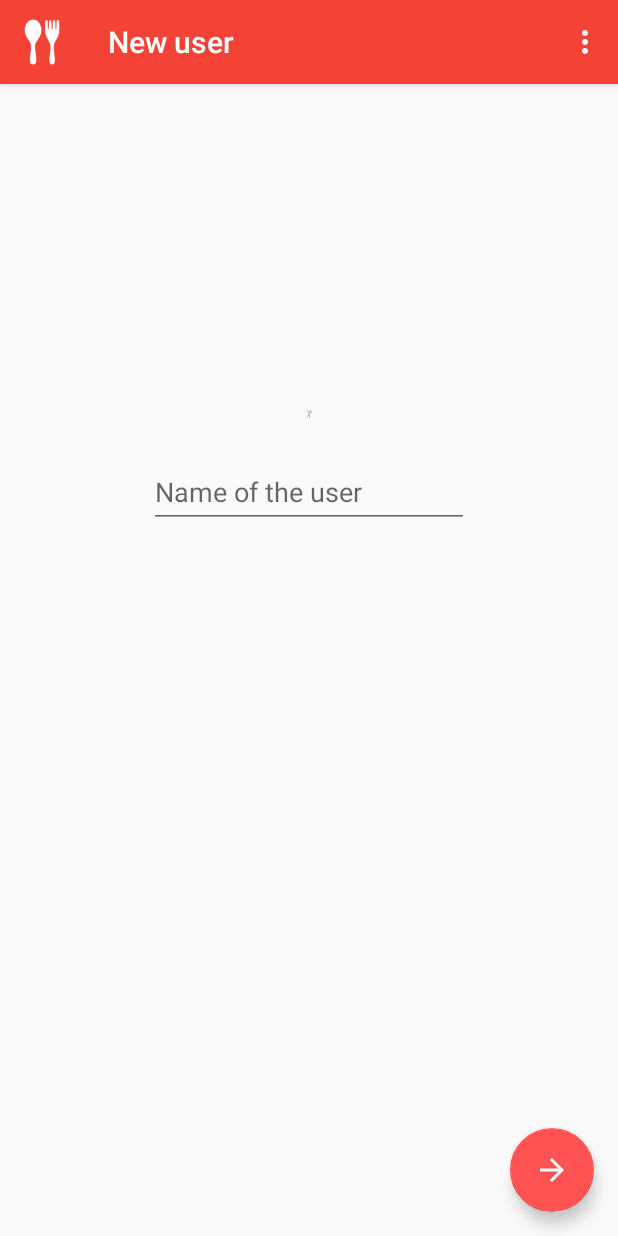
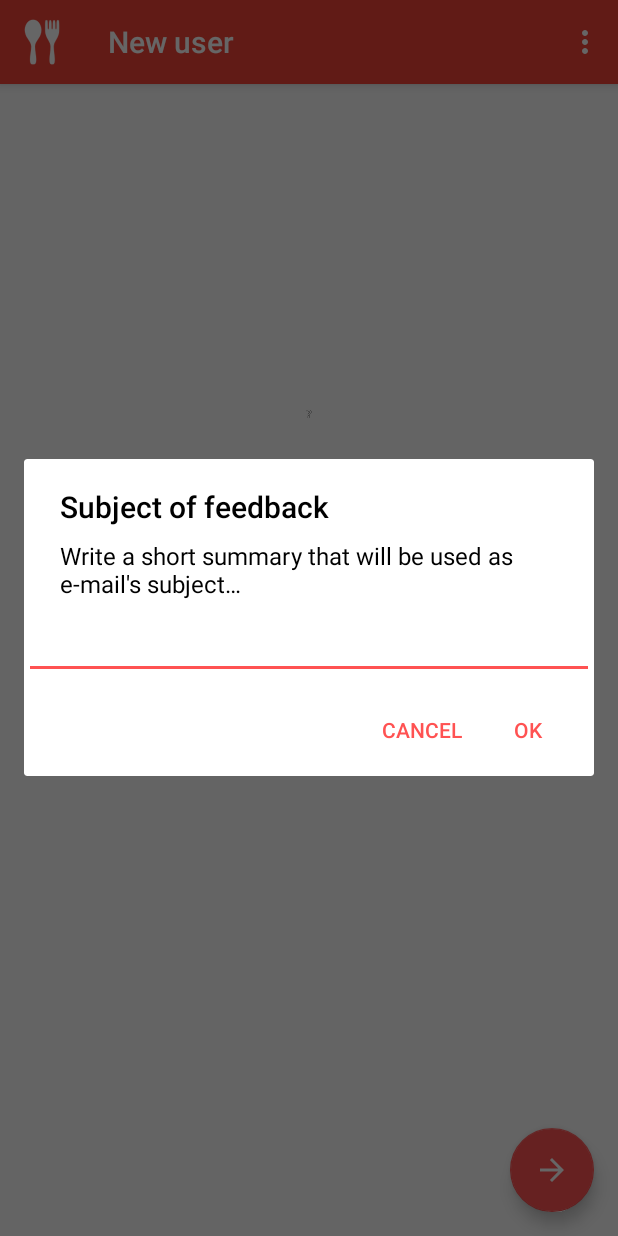
Before and after one commit to maresmar/SmartFoodMenu, an Android app: the screen it shows after launch (WelcomeActivity), in the options menu, after a tap on "Send feedback", on a phone screen of 412 x 824 dp. Run offline under Robolectric (Android 15) with nearby library versions, the phone set to English and light mode, and no system bars; our stand-ins replace CircleImageView, Timber; libraries missing offline, so code that uses them is left out: com.amulyakhare.textdrawable, com.firebase.jobdispatcher, com.mikepenz.aboutlibraries, com.mikepenz.materialdrawer; 29 statements that could not run were skipped.

Commit message:
Support for subject of feedback

```diff
--- a/app/src/main/java/cz/maresmar/sfm/app/SfmApp.java
+++ b/app/src/main/java/cz/maresmar/sfm/app/SfmApp.java
@@ -29,7 +29,10 @@ import android.net.Uri;
 import android.os.Build;
 import android.support.annotation.NonNull;
 import android.support.v4.content.FileProvider;
+import android.support.v7.app.AlertDialog;
+import android.text.InputType;
 import android.util.Log;
+import android.widget.EditText;
 
 import com.google.android.gms.common.ConnectionResult;
 import com.google.android.gms.common.GoogleApiAvailability;
@@ -134,6 +137,25 @@ public class SfmApp extends Application {
      * Opens email app with log file
      */
     public void sendFeedback(Context context) {
+        // Shows subjects dialog
+        AlertDialog.Builder builder = new AlertDialog.Builder(context);
+        builder.setTitle(R.string.feedback_subject_title);
+        builder.setMessage(R.string.feedback_subject_msg);
+
+        // Set up the input
+        final EditText input = new EditText(context);
+        // Specify the type of input expected; this, for example, sets the input as a password, and will mask the text
+        input.setInputType(InputType.TYPE_CLASS_TEXT | InputType.TYPE_TEXT_VARIATION_SHORT_MESSAGE | InputType.TYPE_TEXT_FLAG_CAP_SENTENCES);
+        builder.setView(input);
+
+        // Set up the buttons
+        builder.setPositiveButton(android.R.string.ok, (dialog, which) -> sendFeedback(context, input.getText().toString()));
+        builder.setNegativeButton(android.R.string.cancel, (dialog, which) -> dialog.cancel());
+
+        builder.show();
+    }
+
+    private void sendFeedback(Context context, String subject) {
         Timber.i("Device %s (%s) on SDK %d", Build.DEVICE, Build.MANUFACTURER,
                 Build.VERSION.SDK_INT);
 
@@ -144,10 +166,9 @@ public class SfmApp extends Application {
                 logFile);
 
         Intent emailIntent = new Intent(Intent.ACTION_SENDTO);
-        emailIntent.setType("text/plain");
         emailIntent.setData(Uri.parse("mailto:"));
         emailIntent.putExtra(Intent.EXTRA_EMAIL, new String[]{"mmrmartin+dev" + '@' + "gmail.com"});
-        emailIntent.putExtra(Intent.EXTRA_SUBJECT, "[sfm] Feedback");
+        emailIntent.putExtra(Intent.EXTRA_SUBJECT, "[sfm] " + subject);
         emailIntent.putExtra(Intent.EXTRA_TEXT, getString(R.string.feedback_mail_text));
         emailIntent.putExtra(Intent.EXTRA_STREAM, logUri);
         emailIntent.setFlags(Intent.FLAG_GRANT_READ_URI_PERMISSION);
--- a/app/src/main/res/values/strings.xml
+++ b/app/src/main/res/values/strings.xml
@@ -206,7 +206,9 @@
 
 
     <!-- Feedback -->
-    <string name="feedback_mail_text">Write what is on your mind…</string>
+    <string name="feedback_subject_title">Subject of feedback</string>
+    <string name="feedback_subject_msg">Write a short summary that will be used as e-mail\'s subject…</string>
+    <string name="feedback_mail_text">Write all remaining details here…</string>
     <string name="feedback_choose_email_app_dialog">Choose e-mail app…</string>
 
 
@@ -279,4 +281,5 @@
     <string name="undo_action">UNDO</string>
     <string name="portal_detail_override_read_only_button">Ignore / edit notifications</string>
 
+
 </resources>
```
Also changed, not shown: 1 other file.
